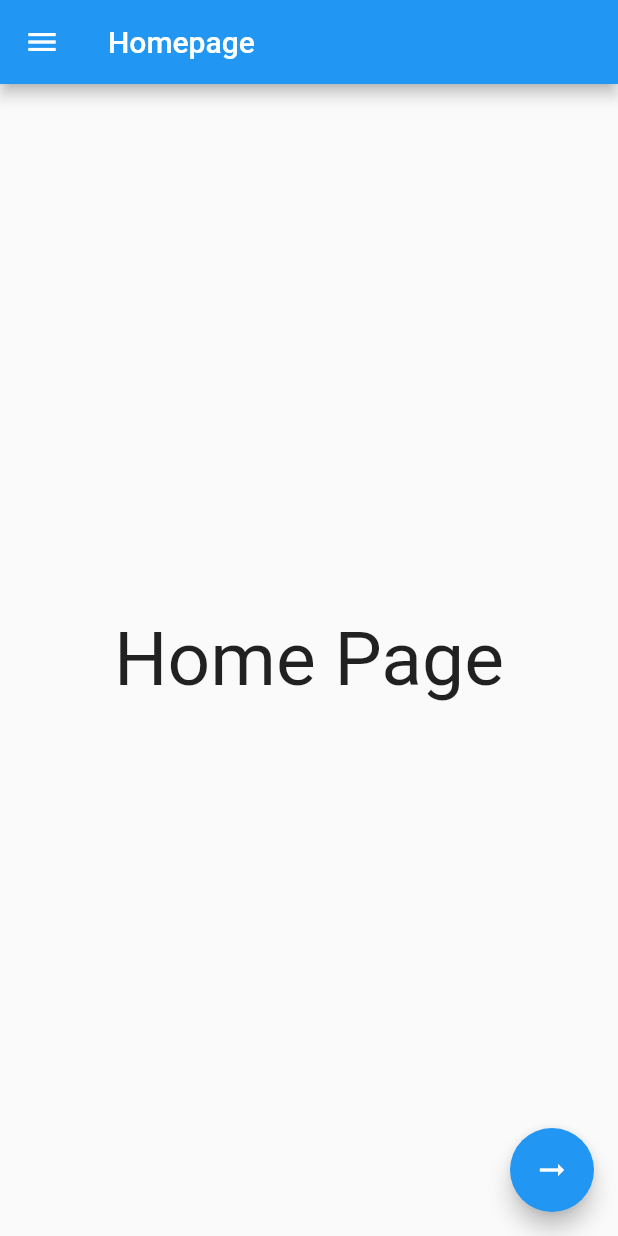
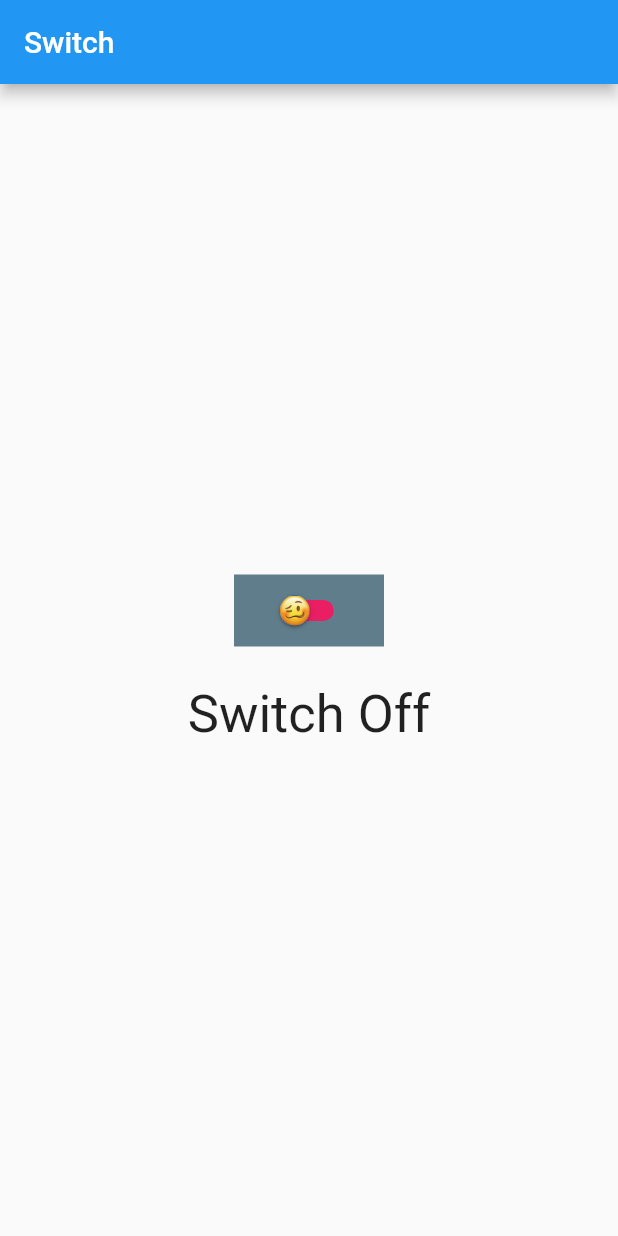
Before and after one commit to chanddut/Learn-Flutter, a Flutter app: the screen it shows after launch, on a phone screen of 412 x 824 dp. Run offline on Flutter 3.47's test engine with Material 2 defaults, Android fonts, the phone set to English and light mode, and no system bars; our stand-ins replace faker.

Commit message:
Flutter Commit

```diff
--- a/lib/main.dart
+++ b/lib/main.dart
@@ -306,17 +306,76 @@ void main() {
 //   }
 // }
 
+// class MyApp extends StatelessWidget {
+//   @override
+//   Widget build(BuildContext context) {
+//     return MaterialApp(
+//       home: HomePage(),
+//       initialRoute: HomePage.routeName,
+//       routes: {
+//         HomePage.routeName: (context) => HomePage(),
+//         GalleryPage.routeName: (context) => GalleryPage(),
+//         PhotoPage.routeName: (context) => PhotoPage()
+//       },
+//     );
+//   }
+// }
+
 class MyApp extends StatelessWidget {
   @override
   Widget build(BuildContext context) {
     return MaterialApp(
-      home: HomePage(),
-      initialRoute: HomePage.routeName,
-      routes: {
-        HomePage.routeName: (context) => HomePage(),
-        GalleryPage.routeName: (context) => GalleryPage(),
-        PhotoPage.routeName: (context) => PhotoPage()
-      },
+      home: MyHome(),
     );
   }
 }
+
+class MyHome extends StatefulWidget {
+  @override
+  State<MyHome> createState() => _MyHomeState();
+}
+
+class _MyHomeState extends State<MyHome> {
+  bool statusSwitch = false;
+  @override
+  Widget build(BuildContext context) {
+    return Scaffold(
+      appBar: AppBar(title: Text("Switch")),
+      body: Center(
+          child: Column(
+        mainAxisAlignment: MainAxisAlignment.center,
+        children: [
+          Container(
+            color: Colors.blueGrey,
+            // height: 100,
+            width: 100,
+            child: Switch(
+                activeColor: Colors.lightBlue,
+                inactiveTrackColor: Colors.pink,
+                activeTrackColor: Colors.yellow,
+                inactiveThumbColor: Colors.indigo,
+                activeThumbImage:
+                    AssetImage("images/smiley-4836178_960_720.webp"),
+                inactiveThumbImage: AssetImage("images/images.jpg"),
+                value: statusSwitch,
+                onChanged: (value) {
+                  setState(() {
+                    statusSwitch = !statusSwitch;
+                  });
+                  print(statusSwitch);
+                }),
+          ),
+          SizedBox(
+            height: 25,
+          ),
+          Text(
+            (statusSwitch == true) ? "Switch On" : "Switch Off",
+            style: TextStyle(
+              fontSize: 35,
+            ),
+          )
+        ],
+      )),
+    );
+  }
+}
--- a/pubspec.yaml
+++ b/pubspec.yaml
@@ -59,7 +59,8 @@ flutter:
 
   # To add assets to your application, add an assets section, like this:
   assets:
-    - images/
+    - images/images.jpg
+    - images/smiley-4836178_960_720.webp
 
   # An image asset can refer to one or more resolution-specific "variants", see
   # https://flutter.dev/assets-and-images/#resolution-aware.
```
Also changed, not shown: images/images.jpg (added), images/smiley-4836178_960_720.webp (added).
